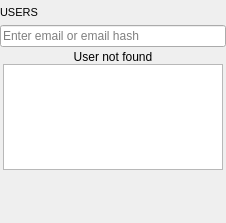
This is BlockSettleUILib/SearchWidget.ui in BlockSettle/terminal as Qt 5 draws it before an edit. The edited form follows.
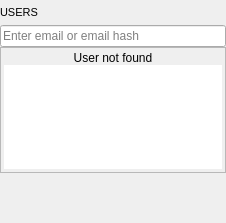
This is the edited form. Custom widgets are drawn as their Qt base class.

Commit message: Improved found user list

Diff of the .ui file:
```diff
--- a/BlockSettleUILib/SearchWidget.ui
+++ b/BlockSettleUILib/SearchWidget.ui
@@ -84,8 +84,14 @@
       </widget>
      </item>
      <item>
-      <widget class="QFrame" name="verticalFrame">
-       <layout class="QVBoxLayout" name="verticalLayout_3">
+      <widget class="QFrame" name="chatFoundUserList">
+       <property name="frameShape">
+        <enum>QFrame::StyledPanel</enum>
+       </property>
+       <property name="frameShadow">
+        <enum>QFrame::Raised</enum>
+       </property>
+       <layout class="QHBoxLayout" name="horizontalLayout">
         <property name="spacing">
          <number>0</number>
         </property>
@@ -102,6 +108,11 @@
          <number>3</number>
         </property>
         <item>
+         <layout class="QVBoxLayout" name="verticalLayout_4">
+          <property name="spacing">
+           <number>0</number>
+          </property>
+          <item>
          <widget class="QLabel" name="notFoundLabel">
           <property name="text">
            <string>User not found</string>
@@ -115,7 +126,16 @@
          </widget>
         </item>
         <item>
-         <widget class="QTreeView" name="searchResultTreeView"/>
+           <widget class="QTreeView" name="searchResultTreeView">
+            <property name="frameShape">
+             <enum>QFrame::NoFrame</enum>
+            </property>
+            <property name="frameShadow">
+             <enum>QFrame::Plain</enum>
+            </property>
+           </widget>
+          </item>
+         </layout>
         </item>
        </layout>
       </widget>
@@ -126,7 +146,7 @@
         <enum>Qt::Vertical</enum>
        </property>
        <property name="sizeType">
-        <enum>QSizePolicy::Fixed</enum>
+        <enum>QSizePolicy::Minimum</enum>
        </property>
        <property name="sizeHint" stdset="0">
         <size>
```
Lines whose indentation alone changed are shown as unchanged. The commit also changes 2 other files.
